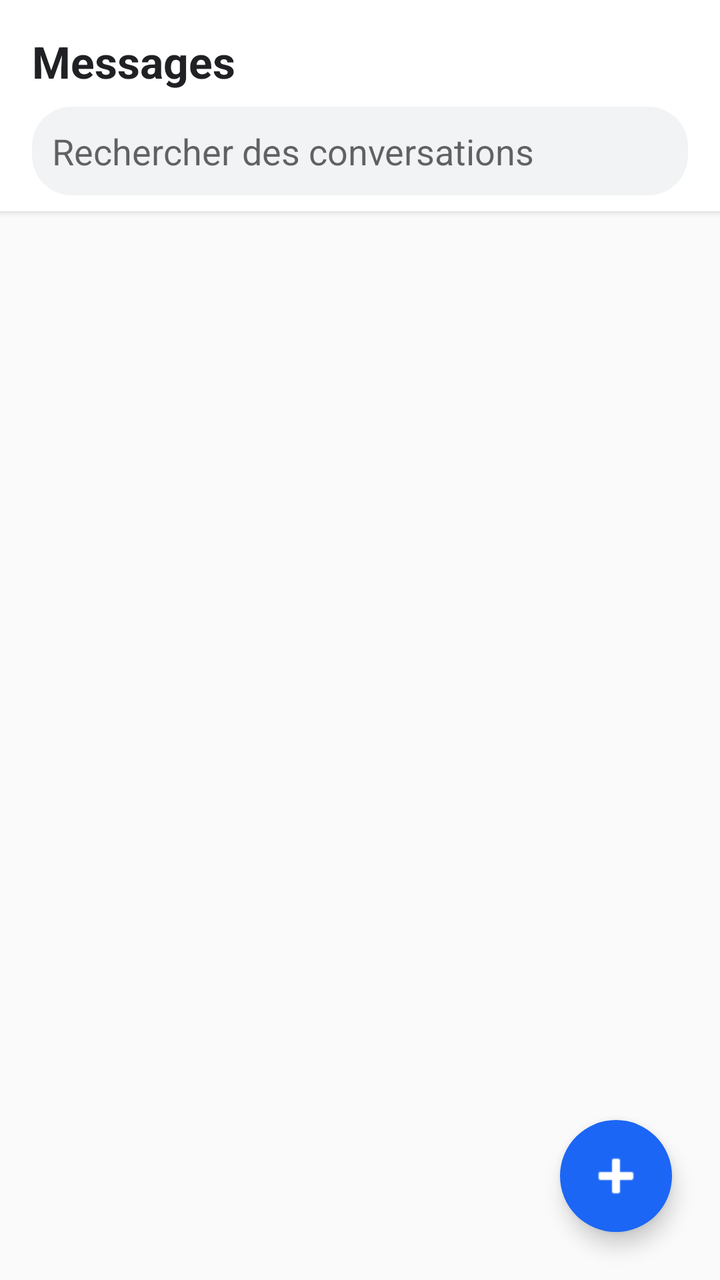
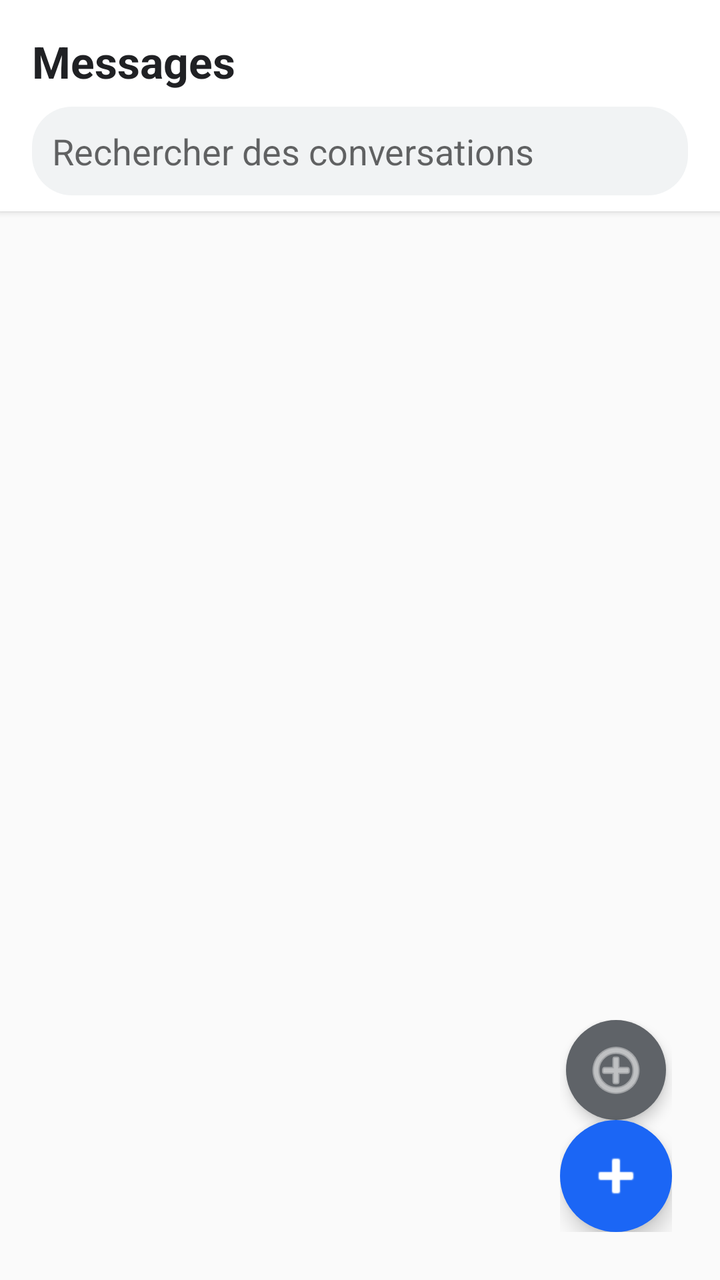

Two renders of the same Android screen: before a commit and after it. Below are the layout's source before the change and the commit's diff.
<!-- AndroidManifest.xml: application theme Theme.Messages -->
<!-- res/layout/activity_main.xml -->
<?xml version="1.0" encoding="utf-8"?>
<RelativeLayout xmlns:android="http://schemas.android.com/apk/res/android"
    android:layout_width="match_parent"
    android:layout_height="match_parent"
    android:background="#FAFAFA">

    <LinearLayout
        android:id="@+id/barre_haut"
        android:layout_width="match_parent"
        android:layout_height="wrap_content"
        android:orientation="vertical"
        android:padding="8dp"
        android:background="#FFFFFF"
        android:elevation="2dp">
        
        <LinearLayout
            android:layout_width="match_parent"
            android:layout_height="wrap_content"
            android:orientation="horizontal"
            android:padding="8dp"
            android:gravity="center_vertical">
            <TextView
                android:layout_width="0dp"
                android:layout_height="wrap_content"
                android:layout_weight="1"
                android:text="Messages"
                android:textSize="22sp"
                android:textStyle="bold"
                android:textColor="#202124"/>
            <TextView
                android:id="@+id/badge_cache"
                android:layout_width="28dp"
                android:layout_height="28dp"
                android:text="0"
                android:textSize="12sp"
                android:textColor="#FFFFFF"
                android:gravity="center"
                android:background="@drawable/badge_cercle"
                android:visibility="gone"/>
        </LinearLayout>

        <EditText
            android:id="@+id/champ_recherche"
            android:layout_width="match_parent"
            android:layout_height="wrap_content"
            android:hint="Rechercher des conversations"
            android:background="@drawable/saisie_fond"
            android:padding="10dp"
            android:layout_marginHorizontal="8dp"/>
    </LinearLayout>

    <ListView
        android:id="@+id/list_conversations"
        android:layout_width="match_parent"
        android:layout_height="match_parent"
        android:layout_below="@id/barre_haut"
        android:divider="#E8EAED"
        android:dividerHeight="1dp"
        android:paddingTop="8dp"/>

    <LinearLayout
        android:id="@+id/liste_vide"
        android:layout_width="match_parent"
        android:layout_height="match_parent"
        android:layout_below="@id/barre_haut"
        android:gravity="center"
        android:orientation="vertical"
        android:padding="40dp"
        android:visibility="gone">
        <TextView
            android:layout_width="wrap_content"
            android:layout_height="wrap_content"
            android:text="💬"
            android:textSize="48sp"/>
        <TextView
            android:layout_width="wrap_content"
            android:layout_height="wrap_content"
            android:text="Aucune conversation"
            android:textSize="18sp"
            android:textColor="#5F6368"
            android:layout_marginTop="16dp"/>
        <TextView
            android:layout_width="wrap_content"
            android:layout_height="wrap_content"
            android:text="Appuyez sur + pour commencer"
            android:textSize="14sp"
            android:textColor="#80868B"
            android:layout_marginTop="8dp"/>
    </LinearLayout>

    <ImageButton
        android:id="@+id/btn_ajouter"
        android:layout_width="56dp"
        android:layout_height="56dp"
        android:layout_alignParentBottom="true"
        android:layout_alignParentEnd="true"
        android:layout_margin="24dp"
        android:src="@android:drawable/ic_input_add"
        android:background="@drawable/fab_background"
        android:tint="#FFFFFF"
        android:elevation="6dp"/>
</RelativeLayout>
<!-- resources referenced by this layout -->
<resources>
  <!-- drawable badge_cercle (drawable) -->
  <?xml version="1.0" encoding="utf-8"?>
  <shape xmlns:android="http://schemas.android.com/apk/res/android"
      android:shape="oval">
      <solid android:color="#1B66F5"/>
  </shape>
  <!-- drawable fab_background (drawable) -->
  <?xml version="1.0" encoding="utf-8"?>
  <shape xmlns:android="http://schemas.android.com/apk/res/android"
      android:shape="oval">
      <solid android:color="#1B66F5"/>
      <size android:width="56dp" android:height="56dp"/>
  </shape>
  <!-- drawable saisie_fond (drawable) -->
  <?xml version="1.0" encoding="utf-8"?>
  <shape xmlns:android="http://schemas.android.com/apk/res/android"
      android:shape="rectangle">
      <solid android:color="#F1F3F4"/>
      <corners android:radius="20dp"/>
      <padding android:left="16dp" android:top="8dp" android:right="16dp" android:bottom="8dp"/>
  </shape>
  <style name="Theme.Messages" parent="Theme.AppCompat.Light.NoActionBar">
          <item name="colorPrimary">#1B66F5</item>
          <item name="colorPrimaryDark">#1557E0</item>
          <item name="colorAccent">#1B66F5</item>
          <item name="android:windowBackground">#FAFAFA</item>
      </style>
</resources>

<!-- the commit's change to res/layout/activity_main.xml (unified diff, before → after) -->
@@ -88,15 +88,35 @@
             android:layout_marginTop="8dp"/>
     </LinearLayout>
 
-    <ImageButton
-        android:id="@+id/btn_ajouter"
-        android:layout_width="56dp"
-        android:layout_height="56dp"
+    
+    <LinearLayout
+        android:layout_width="wrap_content"
+        android:layout_height="wrap_content"
         android:layout_alignParentBottom="true"
         android:layout_alignParentEnd="true"
         android:layout_margin="24dp"
-        android:src="@android:drawable/ic_input_add"
-        android:background="@drawable/fab_background"
-        android:tint="#FFFFFF"
-        android:elevation="6dp"/>
+        android:orientation="vertical"
+        android:gravity="center"
+        android:spacing="16dp">
+
+        
+        <ImageButton
+            android:id="@+id/btn_nouveau_contact"
+            android:layout_width="50dp"
+            android:layout_height="50dp"
+            android:src="@android:drawable/ic_menu_add"
+            android:background="@drawable/fab_background_secondaire"
+            android:tint="#FFFFFF"
+            android:elevation="4dp"/>
+
+        
+        <ImageButton
+            android:id="@+id/btn_ajouter"
+            android:layout_width="56dp"
+            android:layout_height="56dp"
+            android:src="@android:drawable/ic_input_add"
+            android:background="@drawable/fab_background"
+            android:tint="#FFFFFF"
+            android:elevation="6dp"/>
+    </LinearLayout>
 </RelativeLayout>
<!-- resource entries referenced after the edit -->
@@ -12,6 +12,13 @@
       android:shape="oval">
       <solid android:color="#1B66F5"/>
       <size android:width="56dp" android:height="56dp"/>
+  </shape>
+  <!-- drawable fab_background_secondaire (drawable) -->
+  <?xml version="1.0" encoding="utf-8"?>
+  <shape xmlns:android="http://schemas.android.com/apk/res/android"
+      android:shape="oval">
+      <solid android:color="#5F6368"/>
+      <size android:width="50dp" android:height="50dp"/>
   </shape>
   <!-- drawable saisie_fond (drawable) -->
   <?xml version="1.0" encoding="utf-8"?>
